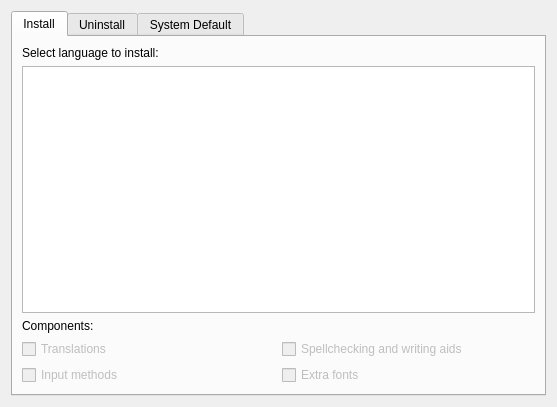
babycaseny/language-selector, file LanguageSelector/qt/QtLanguageSelectorGUI.ui: the form before one commit.
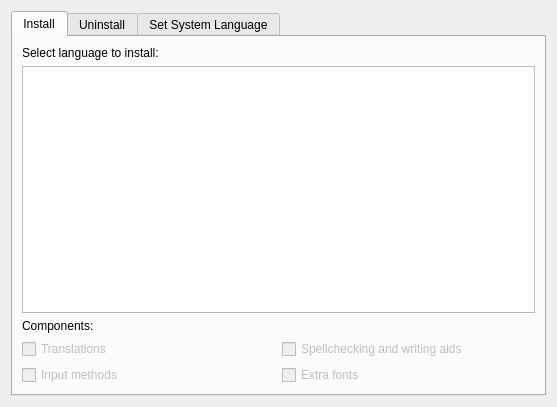
The form after the commit. Custom widgets are drawn as their Qt base class.

Commit message: [ Romain Perier ] * LanguageSelector/qt/QtLanguageSelectorGUI.ui:   Use a translated string as label for the last tab * LanguageSelector/qt/QtLanguageSelector.py:   - Don't show the missing language dialog before the GUI is displayed   - Change authors * kde-language-selector:   Remove old "main" code as the KDE frontend is now a kcmodule

```diff
--- a/LanguageSelector/qt/QtLanguageSelectorGUI.ui
+++ b/LanguageSelector/qt/QtLanguageSelectorGUI.ui
@@ -112,7 +112,7 @@
      </widget>
      <widget class="QWidget" name="SystemDefaultTab">
       <attribute name="title">
-       <string>System Default</string>
+       <string>Set System Language</string>
       </attribute>
       <layout class="QVBoxLayout" name="verticalLayout_4">
        <item>
```
The commit also changes 5 other files.
